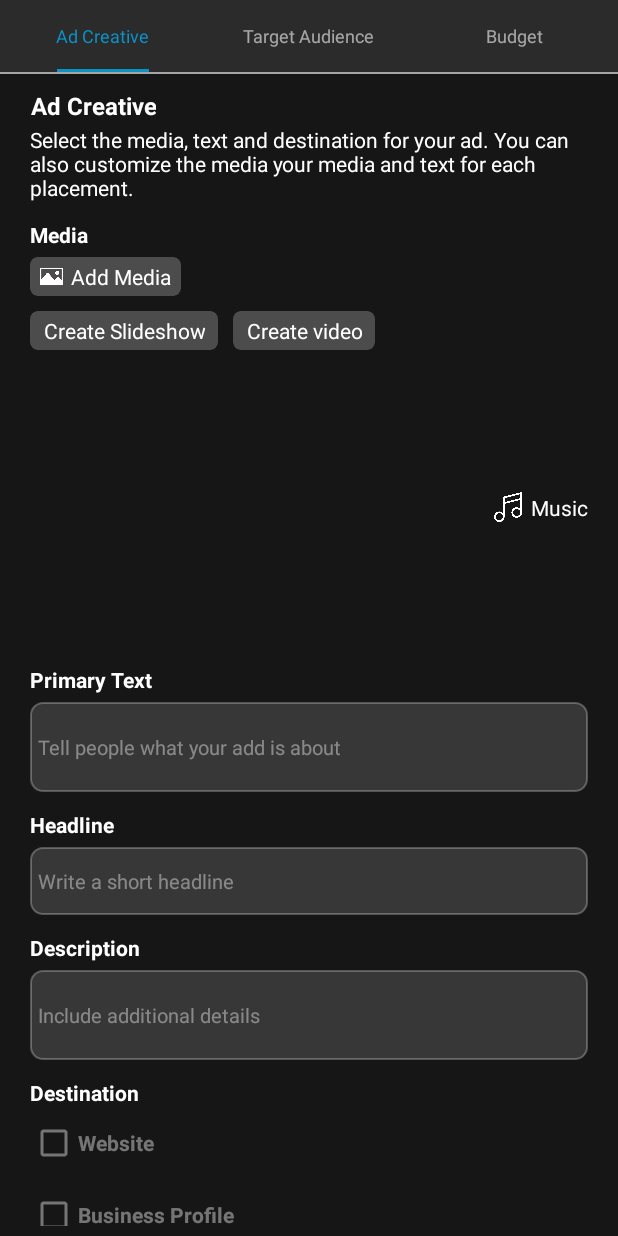
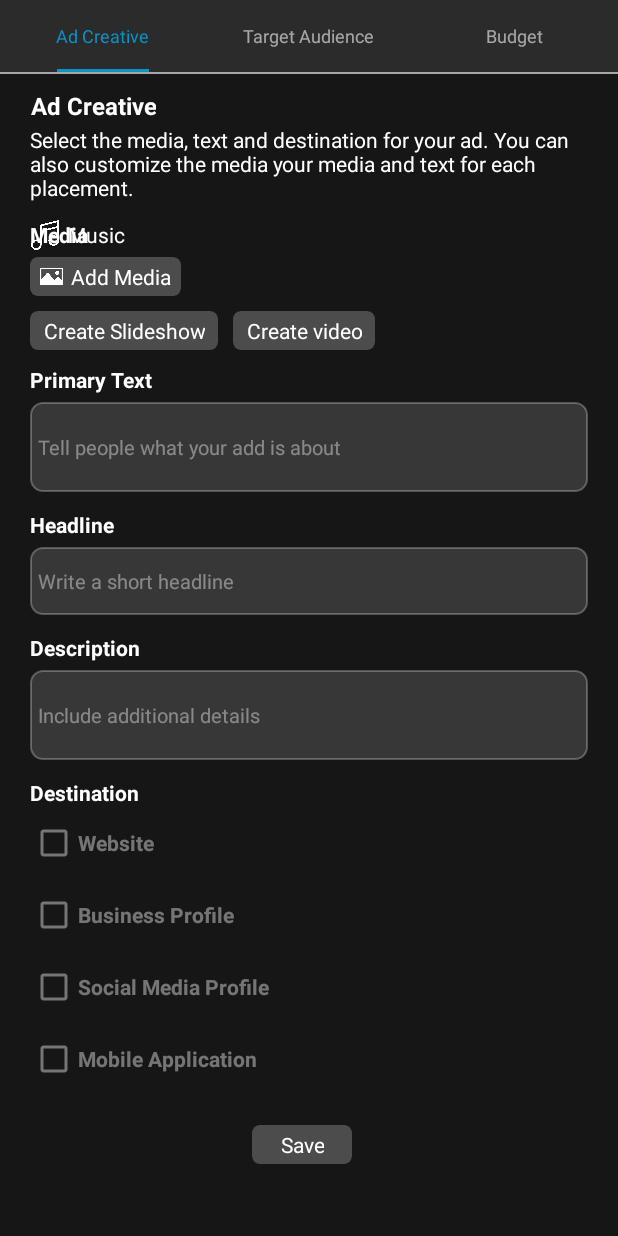
Before and after one commit to Noah-Mn/eSpace_Ads, an Android app: the Ad_Creative screen opened directly, with no data from a screen before it, on a phone screen of 412 x 824 dp. Run offline under Robolectric (Android 15) with nearby library versions, the phone set to English and light mode, and no system bars; our stand-ins replace Firebase (no records; nobody signed in at launch, a user with empty details on screens opened directly).

```diff
--- a/app/src/main/java/com/example/espace_ads/activityClasses/SongTrimmer.java
+++ b/app/src/main/java/com/example/espace_ads/activityClasses/SongTrimmer.java
@@ -28,7 +28,7 @@
         super.onCreate(savedInstanceState);
         binding = ActivitySongTrimmerBinding.inflate(getLayoutInflater());
         setContentView(binding.getRoot());
-        binding.sBar.setClickable(false);
+        binding.sBar.setClickable(true);
         binding.btnPause.setEnabled(false);
         mediaPlayer = new MediaPlayer();
 
--- a/app/src/main/res/layout/fragment_ad__creative.xml
+++ b/app/src/main/res/layout/fragment_ad__creative.xml
@@ -182,7 +182,7 @@
                     android:layout_alignParentEnd="true"
                     android:layout_marginTop="10dp"
                     android:orientation="vertical"
-                    android:visibility="visible">
+                    android:visibility="gone">
 
 
                 </androidx.appcompat.widget.AppCompatImageView>
```
